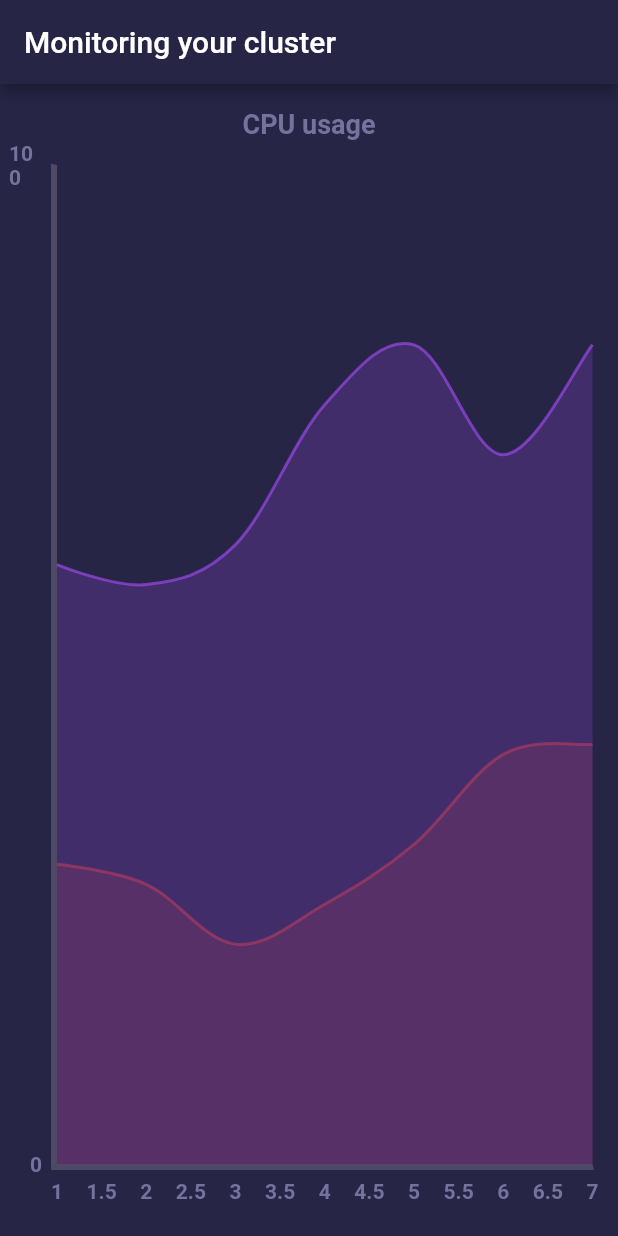
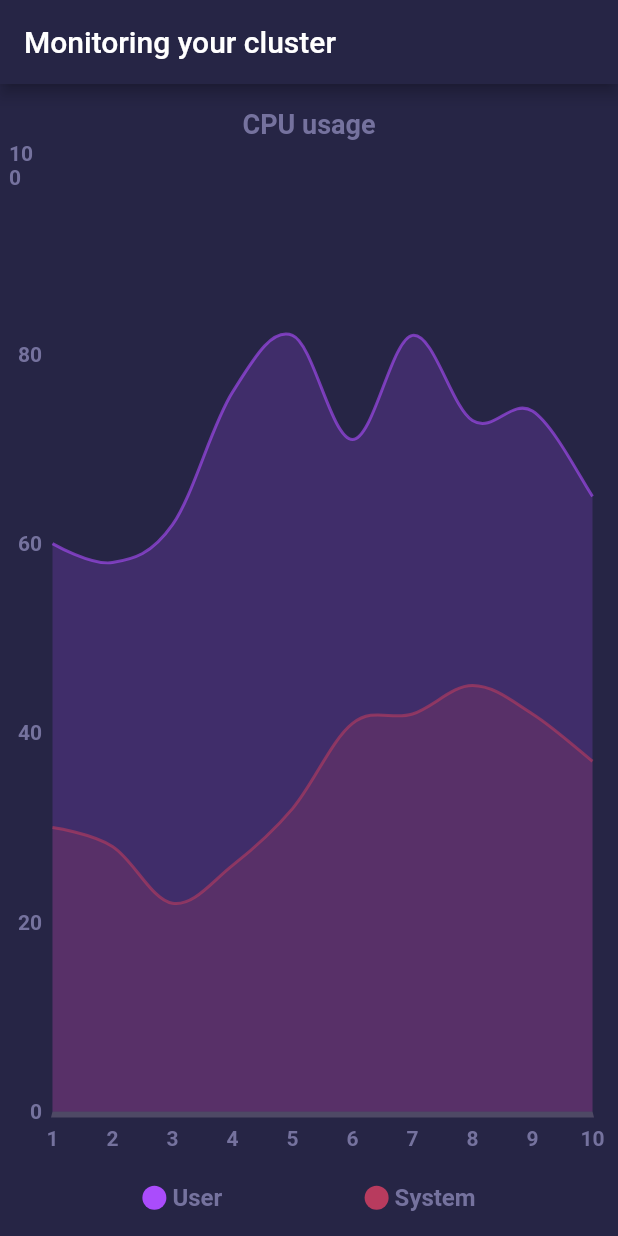
Before and after one commit to es94129/monidata, a Flutter app: the screen it shows after launch, on a phone screen of 412 x 824 dp. Run offline on Flutter 3.47's test engine with Material 2 defaults, Android fonts, the phone set to English and light mode, and no system bars; drawn by our look-alikes of fl_chart.

Commit message:
Add indicator

```diff
--- /dev/null
+++ b/lib/indicator.dart
@@ -0,0 +1,39 @@
+import 'package:flutter/material.dart';
+
+class Indicator extends StatelessWidget {
+  final Color color;
+  final String text;
+  final double size;
+  final Color textColor;
+
+  const Indicator({
+    Key key,
+    this.color,
+    this.text,
+    this.size = 16,
+    this.textColor = const Color(0xff75729e),
+  }) : super(key: key);
+
+  @override
+  Widget build(BuildContext context) {
+    return Row(
+      children: <Widget>[
+        Container(
+          width: size,
+          height: size,
+          decoration: BoxDecoration(
+            shape: BoxShape.circle,
+            color: color,
+          ),
+        ),
+        const SizedBox(
+          width: 4,
+        ),
+        Text(
+          text,
+          style: TextStyle(fontSize: 16, fontWeight: FontWeight.bold, color: textColor),
+        )
+      ],
+    );
+  }
+}
--- a/lib/main.dart
+++ b/lib/main.dart
@@ -1,5 +1,7 @@
 import 'package:flutter/material.dart';
 import 'package:fl_chart/fl_chart.dart';
+
+import 'indicator.dart';
 
 void main() {
   runApp(MyApp());
@@ -40,18 +42,7 @@ class MyHomePage extends StatefulWidget {
 }
 
 class _MyHomePageState extends State<MyHomePage> {
-  int _counter = 0;
-
-  void _incrementCounter() {
-    setState(() {
-      // This call to setState tells the Flutter framework that something has
-      // changed in this State, which causes it to rerun the build method below
-      // so that the display can reflect the updated values. If we changed
-      // _counter without calling setState(), then the build method would not be
-      // called again, and so nothing would appear to happen.
-      _counter++;
-    });
-  }
+  int touchedIndex = -1;
 
   @override
   Widget build(BuildContext context) {
@@ -82,6 +73,17 @@ class _MyHomePageState extends State<MyHomePage> {
                     LineChartData(
                         minY: 0,
                         maxY: 100,
+                        lineTouchData: LineTouchData(
+                          touchTooltipData: LineTouchTooltipData(
+                            tooltipBgColor: Colors.grey.withOpacity(0.8),
+                          ),
+                          touchCallback: (LineTouchResponse touchResponse) {
+                            setState(() {
+                              touchedIndex = 0;
+                            });
+                          },
+                          handleBuiltInTouches: true,
+                        ),
                         gridData: FlGridData(
                           show: false,
                         ),
@@ -102,7 +104,7 @@ class _MyHomePageState extends State<MyHomePage> {
                               fontSize: 14,
                             ),
                             getTitles: (value) {
-                              if (value.toInt() == 0 || value.toInt() == 100)
+                              if (value.toInt() % 20 == 0)
                                 return value.toInt().toString();
                               return '';
                             }
@@ -115,8 +117,7 @@ class _MyHomePageState extends State<MyHomePage> {
                               width: 4,
                             ),
                             left: BorderSide(
-                              color: Color(0xff4e4965),
-                              width: 4,
+                              color: Colors.transparent,
                             ),
                             right: BorderSide(
                               color: Colors.transparent,
@@ -132,7 +133,21 @@ class _MyHomePageState extends State<MyHomePage> {
               )
             ),
             SizedBox(height: 16,),
-
+            Row(
+              mainAxisSize: MainAxisSize.max,
+              mainAxisAlignment: MainAxisAlignment.spaceEvenly,
+              children: <Widget>[
+                Indicator(
+                  color: const Color(0xffaa4cfc),
+                  text: 'User',
+                ),
+                Indicator(
+                  color: const Color(0xffb83b5e),
+                  text: 'System',
+                ),
+              ],
+            ),
+            SizedBox(height: 16,)
           ]
         )
       ),
@@ -150,6 +165,9 @@ class _MyHomePageState extends State<MyHomePage> {
         FlSpot(5, 82),
         FlSpot(6, 71),
         FlSpot(7, 82),
+        FlSpot(8, 73),
+        FlSpot(9, 74),
+        FlSpot(10, 65),
       ],
       isCurved: true,
       colors: [Color(0x99aa4cfc)],
@@ -170,6 +188,9 @@ class _MyHomePageState extends State<MyHomePage> {
           FlSpot(5, 32),
           FlSpot(6, 41),
           FlSpot(7, 42),
+          FlSpot(8, 45),
+          FlSpot(9, 42),
+          FlSpot(10, 37),
         ],
         isCurved: true,
         colors: [Color(0x99b83b5e)],
```
